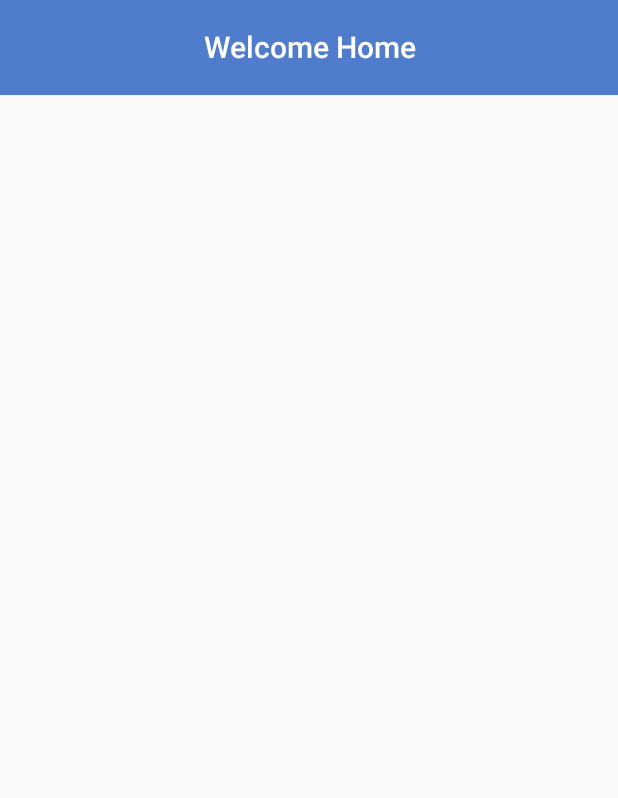
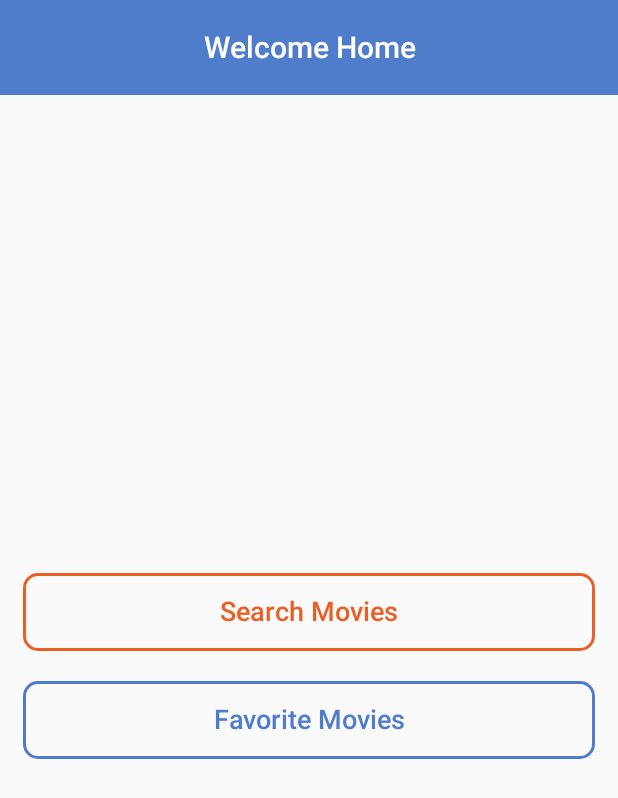
Before and after one commit to aminakhtar5595/Spot-Flix, an Android app built with Jetpack Compose: the screen it shows after launch (MainActivity), on a phone screen of 412 x 824 dp. Shown: the top 798 px of the screen. Run offline under Robolectric (Android 15) with nearby library versions, the phone set to English and light mode, and no system bars.

Commit message:
Added buttons on home screen

```diff
--- a/app/src/main/java/com/example/spotflix/ui/screens/HomeScreen.kt
+++ b/app/src/main/java/com/example/spotflix/ui/screens/HomeScreen.kt
@@ -1,9 +1,21 @@
 package com.example.spotflix.ui.screens
 
+import androidx.compose.foundation.BorderStroke
 import androidx.compose.foundation.background
+import androidx.compose.foundation.layout.Arrangement
 import androidx.compose.foundation.layout.Column
+import androidx.compose.foundation.layout.PaddingValues
+import androidx.compose.foundation.layout.fillMaxHeight
+import androidx.compose.foundation.layout.fillMaxSize
 import androidx.compose.foundation.layout.fillMaxWidth
 import androidx.compose.foundation.layout.padding
+import androidx.compose.foundation.layout.size
+import androidx.compose.foundation.shape.RoundedCornerShape
+import androidx.compose.material.icons.Icons
+import androidx.compose.material.icons.filled.Create
+import androidx.compose.material3.Button
+import androidx.compose.material3.ButtonDefaults
+import androidx.compose.material3.Icon
 import androidx.compose.material3.Text
 import androidx.compose.runtime.Composable
 import androidx.compose.ui.Modifier
@@ -17,7 +29,8 @@ import androidx.compose.ui.unit.sp
 @Composable
 fun HomeScreen() {
     Column {
-        Text(text = "Welcome Home",
+        Text(
+            text = "Welcome Home",
             style = TextStyle(
                 textAlign = TextAlign.Center,
                 fontSize = 20.sp,
@@ -27,6 +40,55 @@ fun HomeScreen() {
             modifier = Modifier
                 .background(color = Color(0xFF4F7CCB))
                 .fillMaxWidth()
-                .padding(20.dp))
+                .padding(20.dp)
+        )
+
+        Column(
+            modifier = Modifier
+                .padding(horizontal = 15.dp).fillMaxSize(),
+            verticalArrangement = Arrangement.Center
+        ) {
+        Button(
+            onClick = { },
+            shape = RoundedCornerShape(10.dp),
+            contentPadding = PaddingValues(vertical = 15.dp),
+            border = BorderStroke(1.5.dp, Color(0xFFe95f25)),
+            colors = ButtonDefaults.buttonColors(
+                contentColor = Color(0xFFe95f25),
+                containerColor = Color.Transparent
+            ),
+            modifier = Modifier.fillMaxWidth().padding(bottom = 20.dp)
+        ) {
+            Text(
+                text = "Search Movies",
+                style = TextStyle(
+                    fontSize = 18.sp,
+                    fontWeight = FontWeight.W500
+                )
+            )
+        }
+
+            Button(
+                onClick = { },
+                shape = RoundedCornerShape(10.dp),
+                contentPadding = PaddingValues(vertical = 15.dp),
+                border = BorderStroke(1.5.dp, Color(0xFF4F7CCB)),
+                colors = ButtonDefaults.buttonColors(
+                    contentColor = Color(0xFF4F7CCB),
+                    containerColor = Color.Transparent
+                ),
+                modifier = Modifier.fillMaxWidth()
+            ) {
+                Text(
+                    text = "Favorite Movies",
+                    style = TextStyle(
+                        fontSize = 18.sp,
+                        fontWeight = FontWeight.W500
+                    )
+                )
+            }
+
+        }
+
     }
 }
```
